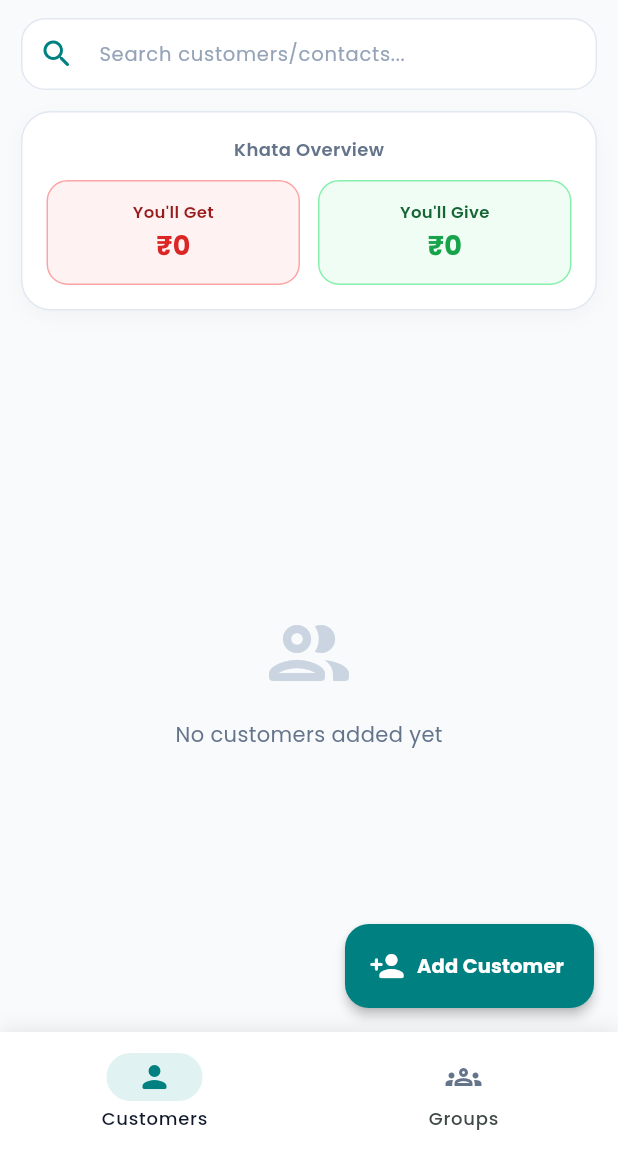
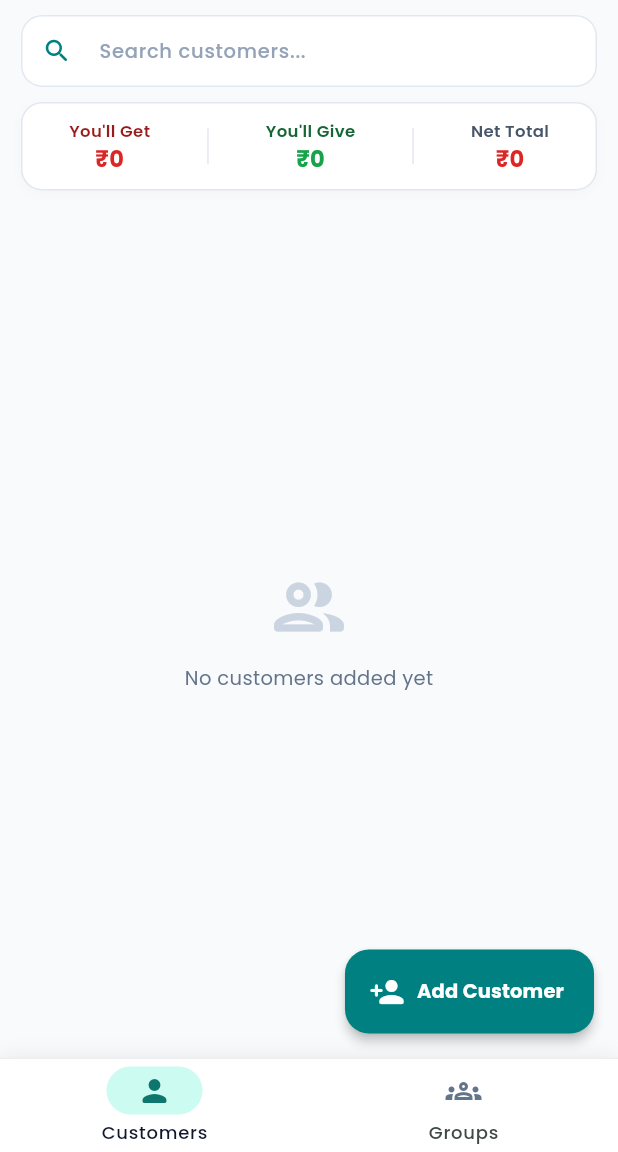
Before and after one commit to ChinmayBansal010/pocketkhata, a Flutter app: the screen it shows once a user with an empty profile is signed in, on a phone screen of 412 x 824 dp, the part 84-1236 px from its top. Run offline on Flutter 3.47's test engine with Material 3 defaults, Android fonts, the phone set to English and light mode, and no system bars; our stand-ins replace firebase_auth, firebase_core, firebase_database, google_fonts, google_sign_in; accounts and stored records are empty; generated files the repository leaves out were written again; network calls fail.

Commit message:
Fix group balance calculation, compact balance header, and ensure safe area padding

```diff
--- a/lib/models/contact.dart
+++ b/lib/models/contact.dart
@@ -30,10 +30,14 @@ class Contact {
       }
     }
 
+    int storedBalance = int.tryParse((data['balance'] ?? 0).toString()) ?? 0;
+    int calculatedBalance = txns.values.fold(0, (sum, t) => sum + t.amount);
+    int finalBalance = (storedBalance != 0 || txns.isEmpty) ? storedBalance : calculatedBalance;
+
     return Contact(
       id: id,
       name: (data['name'] ?? id).toString(),
-      balance: int.tryParse((data['balance'] ?? 0).toString()) ?? 0,
+      balance: finalBalance,
       transactions: txns,
     );
   }
--- a/lib/screens/home_screen.dart
+++ b/lib/screens/home_screen.dart
@@ -79,12 +79,14 @@ class HomeScreenState extends State<HomeScreen> {
         ),
       ),
       bottomNavigationBar: SafeArea(
+        bottom: true,
         child: Container(
           decoration: BoxDecoration(
             color: Colors.white,
+            border: Border(top: BorderSide(color: Colors.grey.shade200)),
             boxShadow: [
               BoxShadow(
-                color: Colors.black.withValues(alpha: 0.08),
+                color: Colors.black.withValues(alpha: 0.06),
                 blurRadius: 10,
                 offset: const Offset(0, -2),
               ),
@@ -100,17 +102,18 @@ class HomeScreenState extends State<HomeScreen> {
               });
             },
             backgroundColor: Colors.white,
-            indicatorColor: const Color(0xFFE0F2F1),
+            indicatorColor: const Color(0xFFCCFBF1),
             elevation: 0,
-            destinations: [
+            height: 62,
+            destinations: const [
               NavigationDestination(
-                icon: const Icon(Icons.person_outline_rounded, color: Color(0xFF64748B)),
-                selectedIcon: const Icon(Icons.person_rounded, color: Color(0xFF008080)),
+                icon: Icon(Icons.person_outline_rounded, color: Color(0xFF64748B)),
+                selectedIcon: Icon(Icons.person_rounded, color: Color(0xFF0F766E)),
                 label: 'Customers',
               ),
               NavigationDestination(
-                icon: const Icon(Icons.groups_outlined, color: Color(0xFF64748B)),
-                selectedIcon: const Icon(Icons.groups_rounded, color: Color(0xFF008080)),
+                icon: Icon(Icons.groups_outlined, color: Color(0xFF64748B)),
+                selectedIcon: Icon(Icons.groups_rounded, color: Color(0xFF0F766E)),
                 label: 'Groups',
               ),
             ],
@@ -123,9 +126,9 @@ class HomeScreenState extends State<HomeScreen> {
     if (kIsWeb) {
       return Center(
         child: ConstrainedBox(
-          constraints: const BoxConstraints(maxWidth: 500),
+          constraints: const BoxConstraints(maxWidth: 520),
           child: Material(
-            elevation: 8,
+            elevation: 6,
             shadowColor: Colors.black26,
             child: content,
           ),
@@ -140,7 +143,7 @@ class HomeScreenState extends State<HomeScreen> {
   Widget _buildCustomersTab() {
     return Column(
       children: [
-        _buildSearchField('Search customers/contacts...'),
+        _buildSearchField('Search customers...'),
         Expanded(
           child: StreamBuilder<List<Contact>>(
             stream: _dbService.contactsStream,
@@ -167,10 +170,9 @@ class HomeScreenState extends State<HomeScreen> {
 
               return Column(
                 children: [
-                  _buildSummaryCard(
+                  _buildCompactSummaryBar(
                     getAmount: totalGet,
                     giveAmount: totalGive,
-                    title: 'Khata Overview',
                   ),
                   Expanded(
                     child: filtered.isEmpty
@@ -179,7 +181,7 @@ class HomeScreenState extends State<HomeScreen> {
                             message: _searchQuery.isEmpty ? 'No customers added yet' : 'No matching customers found',
                           )
                         : ListView.builder(
-                            padding: const EdgeInsets.symmetric(horizontal: 14, vertical: 8),
+                            padding: const EdgeInsets.only(left: 14, right: 14, top: 4, bottom: 100),
                             itemCount: filtered.length,
                             itemBuilder: (context, index) {
                               final contact = filtered[index];
@@ -227,10 +229,9 @@ class HomeScreenState extends State<HomeScreen> {
 
               return Column(
                 children: [
-                  _buildSummaryCard(
+                  _buildCompactSummaryBar(
                     getAmount: totalGet,
                     giveAmount: totalGive,
-                    title: 'Group Balance Overview',
                   ),
                   Expanded(
                     child: filtered.isEmpty
@@ -239,7 +240,7 @@ class HomeScreenState extends State<HomeScreen> {
                             message: _searchQuery.isEmpty ? 'No groups created yet' : 'No matching groups found',
                           )
                         : ListView.builder(
-                            padding: const EdgeInsets.symmetric(horizontal: 14, vertical: 8),
+                            padding: const EdgeInsets.only(left: 14, right: 14, top: 4, bottom: 100),
                             itemCount: filtered.length,
                             itemBuilder: (context, index) {
                               final group = filtered[index];
@@ -258,17 +259,17 @@ class HomeScreenState extends State<HomeScreen> {
 
   Widget _buildSearchField(String hint) {
     return Padding(
-      padding: const EdgeInsets.fromLTRB(14, 12, 14, 6),
+      padding: const EdgeInsets.fromLTRB(14, 10, 14, 4),
       child: TextField(
         controller: _searchController,
-        style: GoogleFonts.poppins(color: const Color(0xFF0F172A), fontSize: 14),
+        style: GoogleFonts.poppins(color: const Color(0xFF0F172A), fontSize: 14, fontWeight: FontWeight.w500),
         decoration: InputDecoration(
           hintText: hint,
           hintStyle: GoogleFonts.poppins(color: const Color(0xFF94A3B8), fontSize: 13),
-          prefixIcon: const Icon(Icons.search_rounded, color: Color(0xFF008080)),
+          prefixIcon: const Icon(Icons.search_rounded, color: Color(0xFF008080), size: 20),
           suffixIcon: _searchQuery.isNotEmpty
               ? IconButton(
-                  icon: const Icon(Icons.clear_rounded, color: Color(0xFF64748B)),
+                  icon: const Icon(Icons.clear_rounded, color: Color(0xFF64748B), size: 18),
                   onPressed: () {
                     _searchController.clear();
                     setState(() => _searchQuery = '');
@@ -277,17 +278,17 @@ class HomeScreenState extends State<HomeScreen> {
               : null,
           filled: true,
           fillColor: Colors.white,
-          contentPadding: const EdgeInsets.symmetric(horizontal: 16, vertical: 12),
+          contentPadding: const EdgeInsets.symmetric(horizontal: 14, vertical: 10),
           border: OutlineInputBorder(
-            borderRadius: BorderRadius.circular(16),
+            borderRadius: BorderRadius.circular(14),
             borderSide: const BorderSide(color: Color(0xFFE2E8F0)),
           ),
           enabledBorder: OutlineInputBorder(
-            borderRadius: BorderRadius.circular(16),
+            borderRadius: BorderRadius.circular(14),
             borderSide: const BorderSide(color: Color(0xFFE2E8F0)),
           ),
           focusedBorder: OutlineInputBorder(
-            borderRadius: BorderRadius.circular(16),
+            borderRadius: BorderRadius.circular(14),
             borderSide: const BorderSide(color: Color(0xFF008080), width: 2),
           ),
         ),
@@ -296,81 +297,73 @@ class HomeScreenState extends State<HomeScreen> {
     );
   }
 
-  Widget _buildSummaryCard({
+  // Compact Header Bar
+  Widget _buildCompactSummaryBar({
     required int getAmount,
     required int giveAmount,
-    required String title,
   }) {
+    final netBalance = getAmount - giveAmount;
+    final netColor = netBalance >= 0 ? const Color(0xFFDC2626) : const Color(0xFF16A34A);
+
     return Container(
-      margin: const EdgeInsets.symmetric(horizontal: 14, vertical: 8),
-      padding: const EdgeInsets.all(16),
+      margin: const EdgeInsets.symmetric(horizontal: 14, vertical: 6),
+      padding: const EdgeInsets.symmetric(horizontal: 12, vertical: 10),
       decoration: BoxDecoration(
         color: Colors.white,
-        borderRadius: BorderRadius.circular(20),
+        borderRadius: BorderRadius.circular(14),
         border: Border.all(color: const Color(0xFFE2E8F0)),
         boxShadow: [
           BoxShadow(
-            color: Colors.black.withValues(alpha: 0.03),
-            blurRadius: 10,
-            offset: const Offset(0, 4),
+            color: Colors.black.withValues(alpha: 0.02),
+            blurRadius: 6,
+            offset: const Offset(0, 2),
           ),
         ],
       ),
-      child: Column(
+      child: Row(
+        mainAxisAlignment: MainAxisAlignment.spaceAround,
         children: [
-          Text(
-            title,
-            style: GoogleFonts.poppins(fontSize: 12, fontWeight: FontWeight.w600, color: const Color(0xFF64748B)),
-          ),
-          const SizedBox(height: 12),
-          Row(
-            children: [
-              Expanded(
-                child: Container(
-                  padding: const EdgeInsets.symmetric(vertical: 12, horizontal: 8),
-                  decoration: BoxDecoration(
-                    color: const Color(0xFFFEF2F2),
-                    borderRadius: BorderRadius.circular(14),
-                    border: Border.all(color: const Color(0xFFFCA5A5)),
-                  ),
-                  child: Column(
+          // You'll Get
+          Column(
+            mainAxisSize: MainAxisSize.min,
             children: [
               Text(
                 "You'll Get",
                 style: GoogleFonts.poppins(fontSize: 11, fontWeight: FontWeight.w600, color: const Color(0xFF991B1B)),
               ),
-                      const SizedBox(height: 2),
               Text(
                 '₹$getAmount',
-                        style: GoogleFonts.poppins(fontSize: 18, fontWeight: FontWeight.bold, color: const Color(0xFFDC2626)),
+                style: GoogleFonts.poppins(fontSize: 15, fontWeight: FontWeight.bold, color: const Color(0xFFDC2626)),
               ),
             ],
           ),
-                ),
-              ),
-              const SizedBox(width: 12),
-              Expanded(
-                child: Container(
-                  padding: const EdgeInsets.symmetric(vertical: 12, horizontal: 8),
-                  decoration: BoxDecoration(
-                    color: const Color(0xFFF0FDF4),
-                    borderRadius: BorderRadius.circular(14),
-                    border: Border.all(color: const Color(0xFF86EFAC)),
-                  ),
-                  child: Column(
+          Container(height: 24, width: 1, color: const Color(0xFFE2E8F0)),
+          // You'll Give
+          Column(
+            mainAxisSize: MainAxisSize.min,
             children: [
               Text(
                 "You'll Give",
                 style: GoogleFonts.poppins(fontSize: 11, fontWeight: FontWeight.w600, color: const Color(0xFF166534)),
               ),
-                      const SizedBox(height: 2),
               Text(
                 '₹$giveAmount',
-                        style: GoogleFonts.poppins(fontSize: 18, fontWeight: FontWeight.bold, color: const Color(0xFF16A34A)),
+                style: GoogleFonts.poppins(fontSize: 15, fontWeight: FontWeight.bold, color: const Color(0xFF16A34A)),
               ),
             ],
           ),
+          Container(height: 24, width: 1, color: const Color(0xFFE2E8F0)),
+          // Net Balance
+          Column(
+            mainAxisSize: MainAxisSize.min,
+            children: [
+              Text(
+                'Net Total',
+                style: GoogleFonts.poppins(fontSize: 11, fontWeight: FontWeight.w600, color: const Color(0xFF475569)),
               ),
+              Text(
+                '₹${netBalance.abs()}',
+                style: GoogleFonts.poppins(fontSize: 15, fontWeight: FontWeight.bold, color: netColor),
               ),
             ],
           ),
@@ -387,31 +380,32 @@ class HomeScreenState extends State<HomeScreen> {
 
     return Card(
       shape: RoundedRectangleBorder(
-        borderRadius: BorderRadius.circular(16),
+        borderRadius: BorderRadius.circular(14),
         side: const BorderSide(color: Color(0xFFE2E8F0)),
       ),
       elevation: 0,
       color: Colors.white,
-      margin: const EdgeInsets.symmetric(vertical: 5),
+      margin: const EdgeInsets.symmetric(vertical: 4),
       child: ListTile(
-        contentPadding: const EdgeInsets.symmetric(horizontal: 16, vertical: 4),
+        contentPadding: const EdgeInsets.symmetric(horizontal: 14, vertical: 2),
         leading: CircleAvatar(
           backgroundColor: const Color(0xFFCCFBF1),
           foregroundColor: const Color(0xFF0F766E),
+          radius: 20,
           child: Text(
             contact.name.isNotEmpty ? contact.name[0].toUpperCase() : 'C',
-            style: GoogleFonts.poppins(fontWeight: FontWeight.bold, fontSize: 16),
+            style: GoogleFonts.poppins(fontWeight: FontWeight.bold, fontSize: 15),
           ),
         ),
         title: Text(
           contact.name,
-          style: GoogleFonts.poppins(fontWeight: FontWeight.bold, fontSize: 15, color: const Color(0xFF0F172A)),
+          style: GoogleFonts.poppins(fontWeight: FontWeight.bold, fontSize: 14, color: const Color(0xFF0F172A)),
         ),
         subtitle: Text(
           balanceText,
-          style: GoogleFonts.poppins(color: balanceColor, fontWeight: FontWeight.w600, fontSize: 13),
+          style: GoogleFonts.poppins(color: balanceColor, fontWeight: FontWeight.w600, fontSize: 12),
         ),
-        trailing: const Icon(Icons.chevron_right_rounded, color: Color(0xFF94A3B8)),
+        trailing: const Icon(Icons.chevron_right_rounded, color: Color(0xFF94A3B8), size: 20),
         onTap: () => Navigator.push(
           context,
           MaterialPageRoute(
@@ -429,34 +423,46 @@ class HomeScreenState extends State<HomeScreen> {
         ? "Group Owes: ₹${group.balance.abs()}"
         : "You Owe Group: ₹${group.balance.abs()}";
 
+    final memberCountStr = group.memberNames.isNotEmpty
+        ? '${group.memberNames.length} Members'
+        : (group.description.isNotEmpty ? group.description : balanceText);
+
     return Card(
       shape: RoundedRectangleBorder(
-        borderRadius: BorderRadius.circular(16),
+        borderRadius: BorderRadius.circular(14),
         side: const BorderSide(color: Color(0xFFE2E8F0)),
       ),
       elevation: 0,
       color: Colors.white,
-      margin: const EdgeInsets.symmetric(vertical: 5),
+      margin: const EdgeInsets.symmetric(vertical: 4),
       child: ListTile(
-        contentPadding: const EdgeInsets.symmetric(horizontal: 16, vertical: 4),
-        leading: CircleAvatar(
-          backgroundColor: const Color(0xFFE0F2FE),
-          foregroundColor: const Color(0xFF0369A1),
-          child: const Icon(Icons.groups_rounded, size: 20),
+        contentPadding: const EdgeInsets.symmetric(horizontal: 14, vertical: 2),
+        leading: const CircleAvatar(
+          backgroundColor: Color(0xFFE0F2FE),
+          foregroundColor: Color(0xFF0369A1),
+          radius: 20,
+          child: Icon(Icons.groups_rounded, size: 18),
         ),
         title: Text(
           group.name,
-          style: GoogleFonts.poppins(fontWeight: FontWeight.bold, fontSize: 15, color: const Color(0xFF0F172A)),
+          style: GoogleFonts.poppins(fontWeight: FontWeight.bold, fontSize: 14, color: const Color(0xFF0F172A)),
         ),
-        subtitle: Text(
-          group.description.isNotEmpty ? group.description : balanceText,
-          style: GoogleFonts.poppins(
-            color: group.description.isNotEmpty ? const Color(0xFF64748B) : balanceColor,
-            fontWeight: group.description.isNotEmpty ? FontWeight.normal : FontWeight.w600,
-            fontSize: 13,
+        subtitle: Row(
+          children: [
+            Expanded(
+              child: Text(
+                memberCountStr,
+                style: GoogleFonts.poppins(color: const Color(0xFF64748B), fontSize: 12),
+                overflow: TextOverflow.ellipsis,
               ),
             ),
-        trailing: const Icon(Icons.chevron_right_rounded, color: Color(0xFF94A3B8)),
+            Text(
+              '₹${group.balance.abs()}',
+              style: GoogleFonts.poppins(color: balanceColor, fontWeight: FontWeight.bold, fontSize: 13),
+            ),
+          ],
+        ),
+        trailing: const Icon(Icons.chevron_right_rounded, color: Color(0xFF94A3B8), size: 20),
         onTap: () => Navigator.push(
           context,
           MaterialPageRoute(
@@ -473,11 +479,11 @@ class HomeScreenState extends State<HomeScreen> {
       child: Column(
         mainAxisAlignment: MainAxisAlignment.center,
         children: [
-          Icon(icon, size: 64, color: const Color(0xFFCBD5E1)),
-          const SizedBox(height: 12),
+          Icon(icon, size: 56, color: const Color(0xFFCBD5E1)),
+          const SizedBox(height: 10),
           Text(
             message,
-            style: GoogleFonts.poppins(color: const Color(0xFF64748B), fontSize: 14),
+            style: GoogleFonts.poppins(color: const Color(0xFF64748B), fontSize: 13),
           ),
         ],
       ),
@@ -530,13 +536,16 @@ class HomeScreenState extends State<HomeScreen> {
   void _showAddGroupDialog() {
     final nameController = TextEditingController();
     final descController = TextEditingController();
+    final membersController = TextEditingController();
+
     showDialog(
       context: context,
       builder: (context) => AlertDialog(
         backgroundColor: Colors.white,
         shape: RoundedRectangleBorder(borderRadius: BorderRadius.circular(20)),
         title: Text('New Group Khata', style: GoogleFonts.poppins(fontWeight: FontWeight.bold, color: const Color(0xFF0F172A))),
-        content: Column(
+        content: SingleChildScrollView(
+          child: Column(
             mainAxisSize: MainAxisSize.min,
             children: [
               TextField(
@@ -551,7 +560,7 @@ class HomeScreenState extends State<HomeScreen> {
                 ),
                 autofocus: true,
               ),
-            const SizedBox(height: 12),
+              const SizedBox(height: 10),
               TextField(
                 controller: descController,
                 style: GoogleFonts.poppins(color: const Color(0xFF0F172A), fontSize: 14),
@@ -563,7 +572,20 @@ class HomeScreenState extends State<HomeScreen> {
                   border: OutlineInputBorder(borderRadius: BorderRadius.circular(12), borderSide: BorderSide.none),
                 ),
               ),
+              const SizedBox(height: 10),
+              TextField(
+                controller: membersController,
+                style: GoogleFonts.poppins(color: const Color(0xFF0F172A), fontSize: 14),
+                decoration: InputDecoration(
+                  hintText: 'Members (comma separated e.g. Alex, Sam)',
+                  hintStyle: GoogleFonts.poppins(color: const Color(0xFF94A3B8), fontSize: 13),
+                  filled: true,
+                  fillColor: const Color(0xFFF1F5F9),
+                  border: OutlineInputBorder(borderRadius: BorderRadius.circular(12), borderSide: BorderSide.none),
+                ),
+              ),
             ],
+          ),
         ),
         actions: [
           TextButton(
@@ -573,7 +595,17 @@ class HomeScreenState extends State<HomeScreen> {
           ElevatedButton(
             onPressed: () {
               if (nameController.text.trim().isNotEmpty) {
-                _dbService.addGroup(nameController.text.trim(), descController.text.trim());
+                final members = membersController.text
+                    .split(',')
+                    .map((m) => m.trim())
+                    .where((m) => m.isNotEmpty)
+                    .toList();
+
+                _dbService.addGroup(
+                  nameController.text.trim(),
+                  descController.text.trim(),
+                  members,
+                );
                 Navigator.pop(context);
               }
             },
--- a/lib/screens/login_screen.dart
+++ b/lib/screens/login_screen.dart
@@ -259,8 +259,12 @@ class _LoginScreenState extends State<LoginScreen> {
                           OutlinedButton.icon(
                             onPressed: _isLoading ? null : _handleGoogleSignIn,
                             icon: Image.network(
-                              'https://upload.wikimedia.org/wikipedia/commons/thumb/c/c1/Google_G_logo.svg/1200px-Google_G_logo.svg.png',
+                              'https://www.gstatic.com/images/branding/product/1x/gsa_512dp.png',
                               height: 18,
+                              width: 18,
+                              errorBuilder: (context, error, stackTrace) {
+                                return const Icon(Icons.g_mobiledata, size: 22);
+                              },
                             ),
                             label: Text(
                               'Continue with Google',
--- a/lib/services/database_service.dart
+++ b/lib/services/database_service.dart
@@ -86,11 +86,12 @@ class DatabaseService {
     });
   }
 
-  Future<void> addGroup(String name, String description) async {
+  Future<void> addGroup(String name, String description, [List<String> memberNames = const []]) async {
     final String groupId = _groupsRef.push().key!;
     await _groupsRef.child(groupId).set({
       'name': name,
       'description': description,
+      'memberNames': memberNames,
       'balance': 0,
       'transactions': {},
     });
```
Also changed, not shown: lib/models/group.dart (+19 -1 lines), lib/screens/contact_details_screen.dart (+9 -8 lines), lib/screens/group_details_screen.dart (+31 -7 lines). Lines whose indentation alone changed are shown as unchanged.
